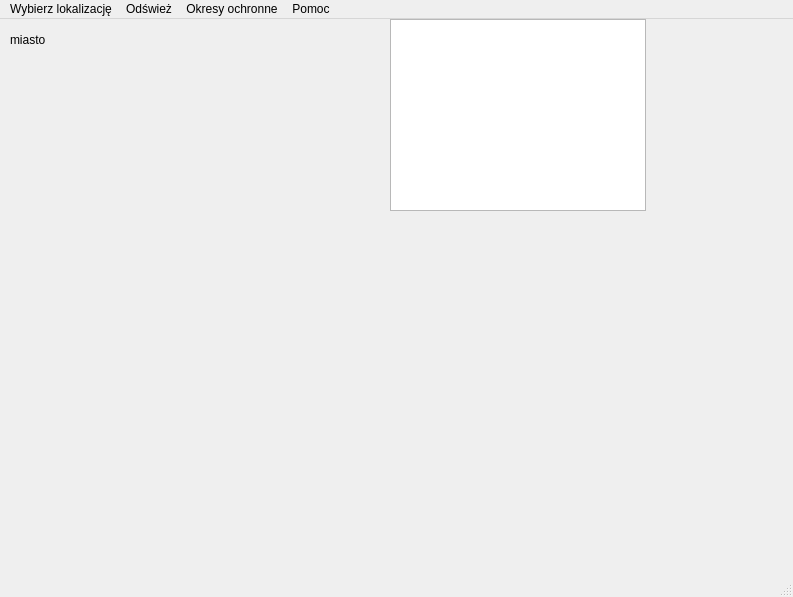
This is Pogoda_dla_wedkarzy/glowneokno.ui in WojtekG98/Pogoda_dla_wedkarzy as Qt 5 draws it before an edit. The edited form follows.
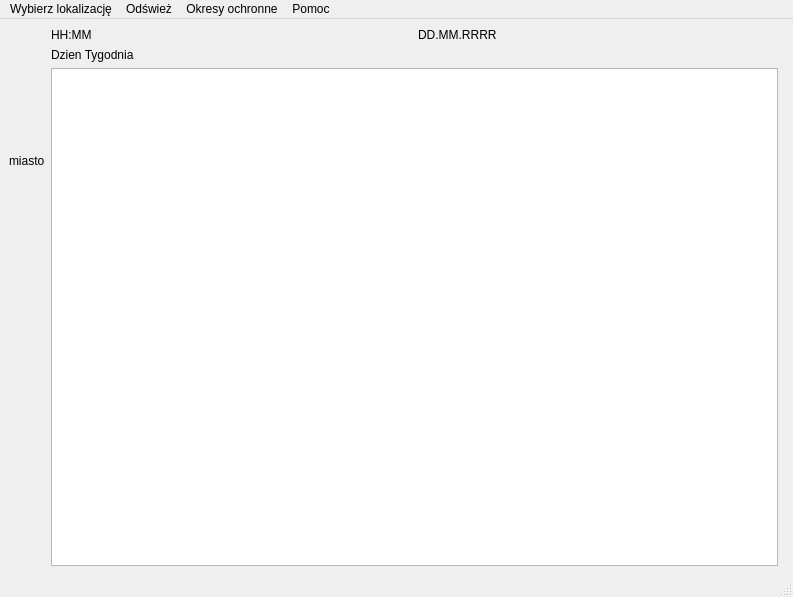
This is the edited form. Icons and pictures are not drawn.

```diff
--- a/Pogoda_dla_wedkarzy/glowneokno.ui
+++ b/Pogoda_dla_wedkarzy/glowneokno.ui
@@ -14,42 +14,125 @@
    <string>GlowneOkno</string>
   </property>
   <widget class="QWidget" name="centralwidget">
-   <widget class="QLabel" name="label">
-    <property name="geometry">
-     <rect>
-      <x>10</x>
-      <y>10</y>
-      <width>781</width>
-      <height>21</height>
-     </rect>
-    </property>
-    <property name="text">
-     <string>miasto</string>
-    </property>
-   </widget>
-   <widget class="QTextEdit" name="textEdit">
-    <property name="geometry">
-     <rect>
-      <x>390</x>
-      <y>0</y>
-      <width>256</width>
-      <height>192</height>
-     </rect>
-    </property>
-   </widget>
-   <widget class="QLabel" name="label_2">
-    <property name="geometry">
-     <rect>
-      <x>40</x>
-      <y>40</y>
-      <width>101</width>
-      <height>101</height>
-     </rect>
-    </property>
-    <property name="text">
-     <string>&lt;html&gt;&lt;head/&gt;&lt;body&gt;&lt;p&gt;&lt;img src=&quot;:/new/prefix1/icons/weather-sunny.png&quot;  height=&quot;100&quot;  width=&quot;100&quot;/&gt;&lt;/p&gt;&lt;/body&gt;&lt;/html&gt;</string>
-    </property>
-   </widget>
+   <layout class="QHBoxLayout" name="horizontalLayout_8">
+    <item>
+     <layout class="QVBoxLayout" name="dane_teraz">
+      <item>
+       <layout class="QHBoxLayout" name="horizontalLayout_3">
+        <item>
+         <layout class="QVBoxLayout" name="verticalLayout_3">
+          <item>
+           <widget class="QLabel" name="label">
+            <property name="text">
+             <string>miasto</string>
+            </property>
+           </widget>
+          </item>
+          <item>
+           <widget class="QLabel" name="label_2">
+            <property name="text">
+             <string>&lt;html&gt;&lt;head/&gt;&lt;body&gt;&lt;p&gt;&lt;img src=&quot;:/new/prefix1/icons/weather-sunny.png&quot;  height=&quot;100&quot;  width=&quot;100&quot;/&gt;&lt;/p&gt;&lt;/body&gt;&lt;/html&gt;</string>
+            </property>
+           </widget>
+          </item>
+         </layout>
+        </item>
+        <item>
+         <layout class="QVBoxLayout" name="verticalLayout_5">
+          <item>
+           <layout class="QHBoxLayout" name="horizontalLayout_10">
+            <item>
+             <widget class="QLabel" name="aktualna_godzina">
+              <property name="text">
+               <string>HH:MM</string>
+              </property>
+             </widget>
+            </item>
+            <item>
+             <widget class="QLabel" name="data">
+              <property name="text">
+               <string>DD.MM.RRRR</string>
+              </property>
+             </widget>
+            </item>
+           </layout>
+          </item>
+          <item>
+           <widget class="QLabel" name="dzien_tygodnia">
+            <property name="text">
+             <string>Dzien Tygodnia</string>
+            </property>
+           </widget>
+          </item>
+          <item>
+           <widget class="QTextEdit" name="textEdit"/>
+          </item>
+         </layout>
+        </item>
+       </layout>
+      </item>
+     </layout>
+    </item>
+    <item>
+     <layout class="QVBoxLayout" name="dane_prognoza">
+      <item>
+       <layout class="QHBoxLayout" name="prognoza_1">
+        <item>
+         <widget class="QLabel" name="ikona_prognoza_1">
+          <property name="text">
+           <string>&lt;html&gt;&lt;head/&gt;&lt;body&gt;&lt;p&gt;&lt;img src=&quot;:/new/prefix1/icons/weather-sunny.png&quot;  height=&quot;100&quot;  width=&quot;100&quot;/&gt;&lt;/p&gt;&lt;/body&gt;&lt;/html&gt;</string>
+          </property>
+         </widget>
+        </item>
+       </layout>
+      </item>
+      <item>
+       <layout class="QHBoxLayout" name="prognoza_2">
+        <item>
+         <widget class="QLabel" name="ikona_prognoza_2">
+          <property name="text">
+           <string>&lt;html&gt;&lt;head/&gt;&lt;body&gt;&lt;p&gt;&lt;img src=&quot;:/new/prefix1/icons/weather-sunny.png&quot;  height=&quot;100&quot;  width=&quot;100&quot;/&gt;&lt;/p&gt;&lt;/body&gt;&lt;/html&gt;</string>
+          </property>
+         </widget>
+        </item>
+       </layout>
+      </item>
+      <item>
+       <layout class="QHBoxLayout" name="prognoza_3">
+        <item>
+         <widget class="QLabel" name="ikona_prognoza_3">
+          <property name="text">
+           <string>&lt;html&gt;&lt;head/&gt;&lt;body&gt;&lt;p&gt;&lt;img src=&quot;:/new/prefix1/icons/weather-sunny.png&quot;  height=&quot;100&quot;  width=&quot;100&quot;/&gt;&lt;/p&gt;&lt;/body&gt;&lt;/html&gt;</string>
+          </property>
+         </widget>
+        </item>
+       </layout>
+      </item>
+      <item>
+       <layout class="QHBoxLayout" name="prognoza_4">
+        <item>
+         <widget class="QLabel" name="ikona_prognoza_4">
+          <property name="text">
+           <string>&lt;html&gt;&lt;head/&gt;&lt;body&gt;&lt;p&gt;&lt;img src=&quot;:/new/prefix1/icons/weather-sunny.png&quot;  height=&quot;100&quot;  width=&quot;100&quot;/&gt;&lt;/p&gt;&lt;/body&gt;&lt;/html&gt;</string>
+          </property>
+         </widget>
+        </item>
+       </layout>
+      </item>
+      <item>
+       <layout class="QHBoxLayout" name="prognoza_5">
+        <item>
+         <widget class="QLabel" name="ikona_prognoza_5">
+          <property name="text">
+           <string>&lt;html&gt;&lt;head/&gt;&lt;body&gt;&lt;p&gt;&lt;img src=&quot;:/new/prefix1/icons/weather-sunny.png&quot;  height=&quot;100&quot;  width=&quot;100&quot;/&gt;&lt;/p&gt;&lt;/body&gt;&lt;/html&gt;</string>
+          </property>
+         </widget>
+        </item>
+       </layout>
+      </item>
+     </layout>
+    </item>
+   </layout>
   </widget>
   <widget class="QMenuBar" name="menubar">
    <property name="geometry">
```
